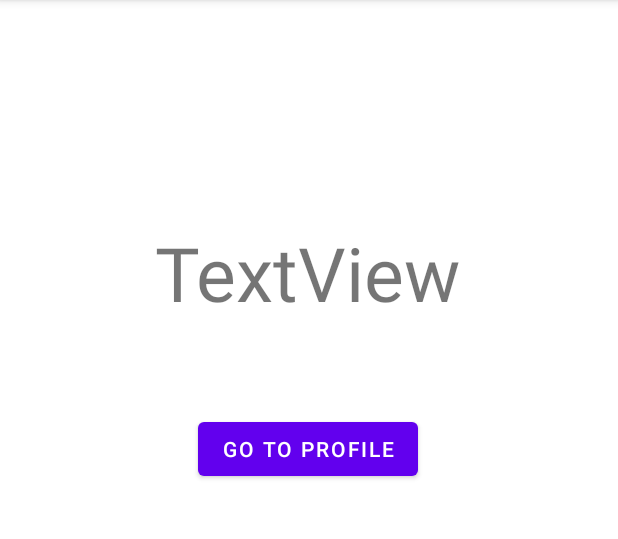
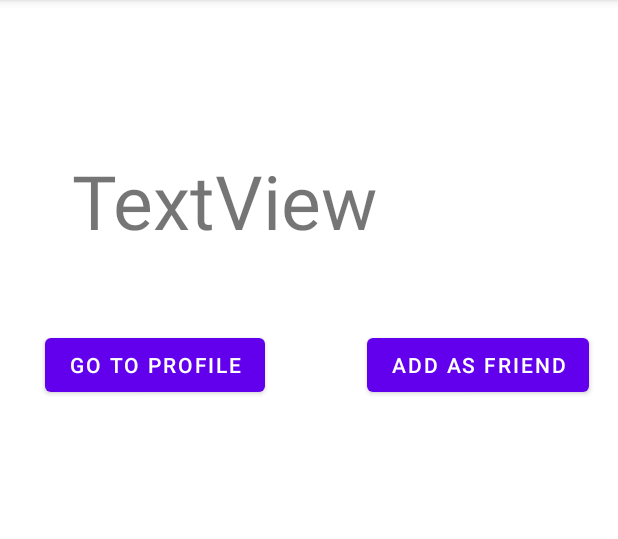
Before and after one commit to shubhamgarg1671/ratingfinder, an Android app: the DisplayRatingActivity screen opened directly, with no data from a screen before it, on a phone screen of 412 x 824 dp, the part 84-623 px from its top. Run offline under Robolectric (Android 15) with nearby library versions, the phone set to English and light mode, and no system bars; our stand-ins replace Volley.

Commit message:
add as friend button added as invisible and minor bug fixes

```diff
--- a/app/src/main/java/com/example/ratingfinder/MainActivity.kt
+++ b/app/src/main/java/com/example/ratingfinder/MainActivity.kt
@@ -72,7 +72,7 @@ class MainActivity : AppCompatActivity() {
 
                         //Toast.makeText(this, res, Toast.LENGTH_LONG).show()
                     },
-                    { res = "Something went Wrong"
+                    { res = "Something went Wrong. Please try again"
                         Toast.makeText(this, res, Toast.LENGTH_LONG).show()
                     })
 
--- a/app/src/main/res/layout/activity_display_rating.xml
+++ b/app/src/main/res/layout/activity_display_rating.xml
@@ -10,11 +10,13 @@
         android:id="@+id/ratingOutput"
         android:layout_width="wrap_content"
         android:layout_height="wrap_content"
-        android:layout_marginTop="148dp"
+        android:layout_marginLeft="24dp"
+        android:layout_marginTop="100dp"
+        android:layout_marginRight="14dp"
         android:text="TextView"
         android:textSize="50sp"
         app:layout_constraintEnd_toEndOf="parent"
-        app:layout_constraintHorizontal_bias="0.497"
+        app:layout_constraintHorizontal_bias="0.143"
         app:layout_constraintStart_toStartOf="parent"
         app:layout_constraintTop_toTopOf="parent" />
 
@@ -22,10 +24,29 @@
         android:id="@+id/gotoProfile"
         android:layout_width="wrap_content"
         android:layout_height="wrap_content"
-        android:layout_marginTop="60dp"
+        android:layout_marginTop="52dp"
         android:text="Go to profile"
         app:layout_constraintEnd_toEndOf="parent"
-        app:layout_constraintHorizontal_bias="0.498"
+        app:layout_constraintHorizontal_bias="0.114"
         app:layout_constraintStart_toStartOf="parent"
-        app:layout_constraintTop_toBottomOf="@+id/ratingOutput" />
+        app:layout_constraintTop_toBottomOf="@+id/ratingOutput"
+        app:layout_constraintRight_toLeftOf="@+id/AddFriend"
+        app:layout_constraintLeft_toLeftOf="parent"/>
+<!---
+Add as Friend button visibility.GONE from the kotlin file
+so this button will not be visible
+-->
+    <Button
+        android:id="@+id/AddFriend"
+        android:layout_width="wrap_content"
+        android:layout_height="wrap_content"
+        android:layout_marginTop="52dp"
+        android:text="Add as friend"
+        app:layout_constraintEnd_toEndOf="parent"
+        app:layout_constraintHorizontal_bias="0.778"
+        app:layout_constraintStart_toEndOf="@+id/gotoProfile"
+        app:layout_constraintTop_toBottomOf="@+id/ratingOutput"
+        app:layout_constraintLeft_toRightOf="@+id/gotoProfile"
+        app:layout_constraintRight_toRightOf="parent" />
+
 </androidx.constraintlayout.widget.ConstraintLayout>
```
Also changed, not shown: app/src/main/java/com/example/ratingfinder/DisplayRatingActivity.kt (+6 -3 lines), app/src/main/res/layout/activity_home.xml (+7 -6 lines).
